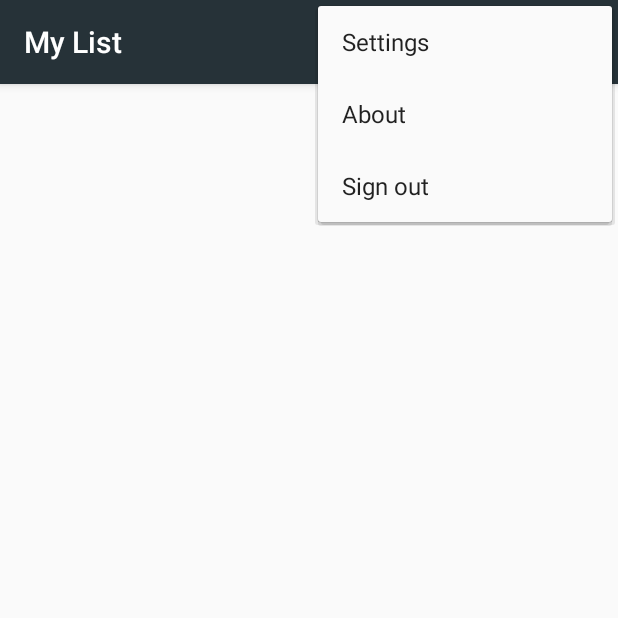
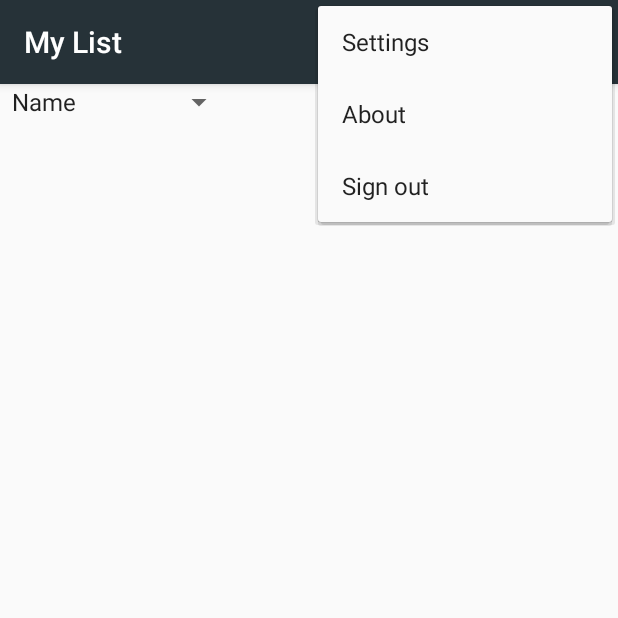
Before and after one commit to Snailedlt/GameLogger, an Android app: the screen it shows after launch once a user with an empty profile is signed in (MainActivity), with the options menu open, on a phone screen of 412 x 824 dp, the top half of it. Run offline under Robolectric (Android 15) with nearby library versions, the phone set to English and light mode, and no system bars; our stand-ins replace Firebase (no records; nobody signed in at launch, a user with empty details on screens opened directly), data binding, navigation-ui; pictures from the network do not load; 1 statement that could not run was skipped.

Commit message:
Merge branch 'master' of C:\Users\jorge\AndroidStudioProjects\GameLogger with conflicts.

```diff
--- a/app/src/main/res/layout/fragment_gamelist.xml
+++ b/app/src/main/res/layout/fragment_gamelist.xml
@@ -25,6 +25,20 @@
             app:layout_constraintTop_toTopOf="parent"
             app:gameListData="@{viewModel.games}"
             />
+    <Spinner
+        android:id="@+id/sortSpinner"
+        android:layout_width="wrap_content"
+        android:layout_height="0dp"
+        android:entries="@array/sorting_options"
+        app:layout_constraintStart_toStartOf="parent"
+        app:layout_constraintTop_toTopOf="parent" />
+
+    <androidx.recyclerview.widget.RecyclerView
+        android:id="@+id/mygamelist"
+        android:layout_width="match_parent"
+        android:layout_height="0dp"
+        app:layout_constraintBottom_toBottomOf="parent"
+        app:layout_constraintTop_toBottomOf="@+id/sortSpinner" />
 
     </androidx.constraintlayout.widget.ConstraintLayout>
 </layout>
--- a/app/src/main/res/values/arrays.xml
+++ b/app/src/main/res/values/arrays.xml
@@ -9,4 +9,12 @@
         <item>English</item>
         <item>Norwegian</item>
     </string-array>
+
+
+    <!-- Sorting options for "My List"-->
+    <string-array name="sorting_options">
+        <item>Name</item>
+        <item>Release date</item>
+        <item>Date added</item>
+    </string-array>
 </resources>
```
